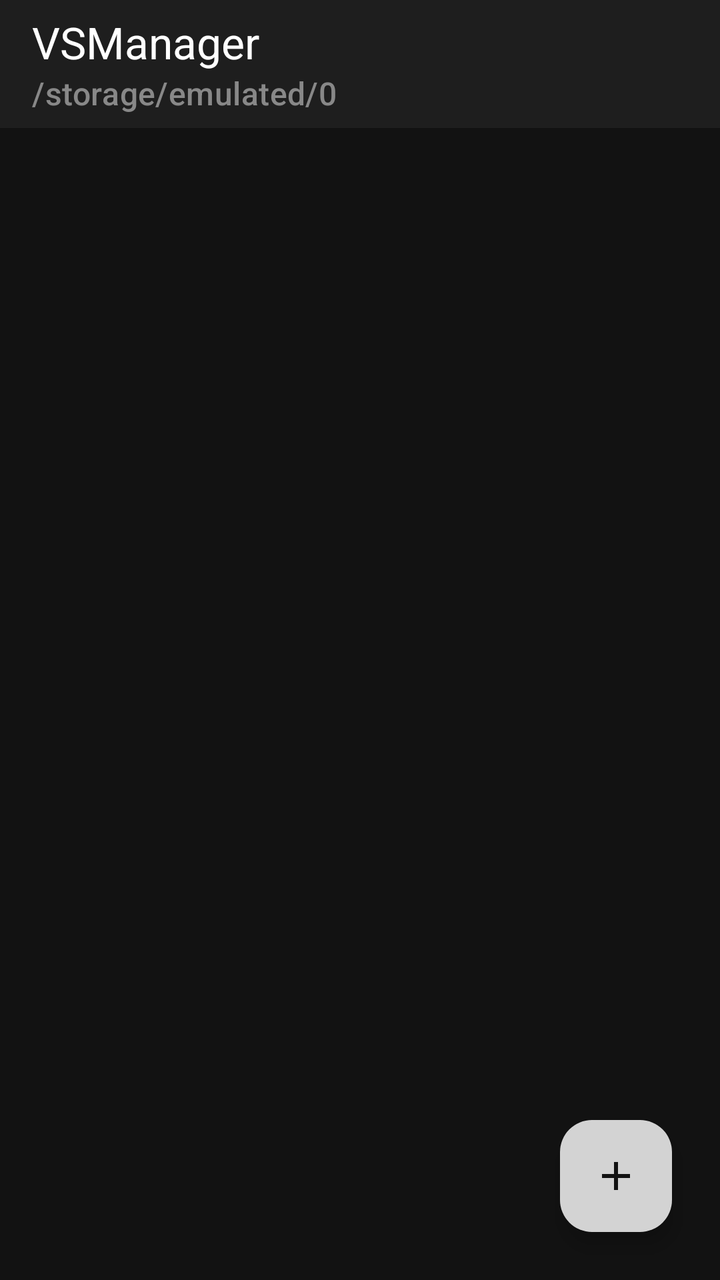
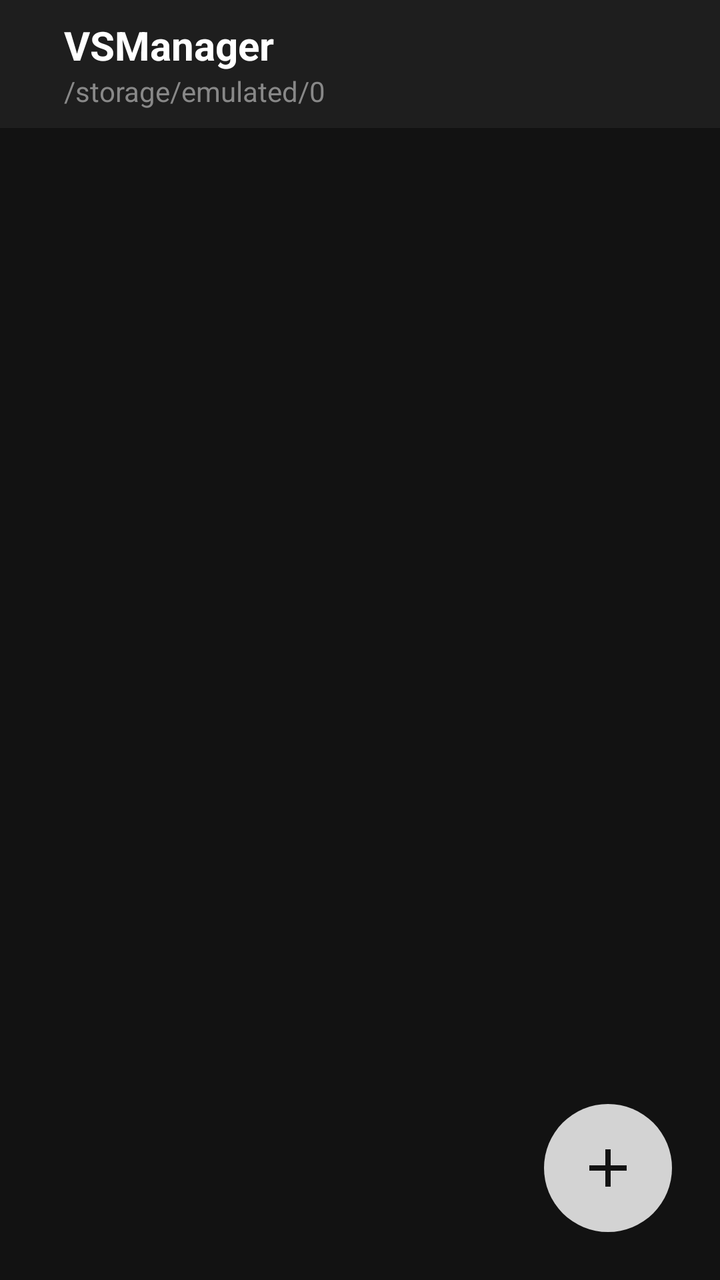

An Android layout rendered at two revisions. The XML below is the earlier revision; the diff shows what the commit changed to produce the second picture.
<!-- AndroidManifest.xml: application theme Theme.VSManager -->
<!-- res/layout/activity_main.xml -->
<?xml version="1.0" encoding="utf-8"?>
<androidx.coordinatorlayout.widget.CoordinatorLayout 
    xmlns:android="http://schemas.android.com/apk/res/android"
    xmlns:app="http://schemas.android.com/apk/res-auto"
    android:layout_width="match_parent"
    android:layout_height="match_parent"
    android:background="#121212">

    <com.google.android.material.appbar.AppBarLayout
        android:layout_width="match_parent"
        android:layout_height="wrap_content"
        android:background="#1E1E1E"
        app:elevation="4dp">

        
        <androidx.appcompat.widget.Toolbar
            android:id="@+id/toolbar"
            android:layout_width="match_parent"
            android:layout_height="?attr/actionBarSize"
            app:title="VSManager"
            app:titleTextColor="#FFFFFF"
            app:subtitle="/storage/emulated/0"
            app:subtitleTextColor="#888888" />
    </com.google.android.material.appbar.AppBarLayout>

    <androidx.recyclerview.widget.RecyclerView
        android:id="@+id/recyclerView"
        android:layout_width="match_parent"
        android:layout_height="match_parent"
        app:layout_behavior="@string/appbar_scrolling_view_behavior" />

    <com.google.android.material.floatingactionbutton.FloatingActionButton
        android:id="@+id/fab"
        android:layout_width="wrap_content"
        android:layout_height="wrap_content"
        android:layout_gravity="bottom|end"
        android:layout_margin="24dp"
        android:src="@drawable/ic_add"
        app:backgroundTint="#D3D3D3"
        app:tint="#121212" />
</androidx.coordinatorlayout.widget.CoordinatorLayout>
<!-- resources referenced by this layout -->
<resources>
  <!-- drawable ic_add (drawable) -->
  <vector xmlns:android="http://schemas.android.com/apk/res/android"
      android:width="24dp"
      android:height="24dp"
      android:viewportWidth="24"
      android:viewportHeight="24">
      <path
          android:fillColor="#000000"
          android:pathData="M19,13h-6v6h-2v-6H5v-2h6V5h2v6h6v2z"/>
  </vector>
  <style name="Theme.VSManager" parent="Theme.Material3.Dark.NoActionBar">
          <item name="colorPrimary">#D3D3D3</item>
          <item name="android:statusBarColor">#1E1E1E</item>
          <item name="android:navigationBarColor">#121212</item>
          <item name="android:windowBackground">#121212</item>
      </style>
</resources>

<!-- the commit's change to res/layout/activity_main.xml (unified diff, before → after) -->
@@ -12,15 +12,38 @@
         android:background="#1E1E1E"
         app:elevation="4dp">
 
-        
         <androidx.appcompat.widget.Toolbar
             android:id="@+id/toolbar"
             android:layout_width="match_parent"
             android:layout_height="?attr/actionBarSize"
-            app:title="VSManager"
-            app:titleTextColor="#FFFFFF"
-            app:subtitle="/storage/emulated/0"
-            app:subtitleTextColor="#888888" />
+            app:titleTextColor="#FFFFFF">
+
+            <LinearLayout
+                android:layout_width="match_parent"
+                android:layout_height="match_parent"
+                android:orientation="vertical"
+                android:gravity="center_vertical"
+                android:paddingStart="16dp"
+                android:paddingEnd="16dp">
+
+                <TextView
+                    android:id="@+id/tvTitle"
+                    android:layout_width="wrap_content"
+                    android:layout_height="wrap_content"
+                    android:text="VSManager"
+                    android:textColor="#FFFFFF"
+                    android:textSize="20sp"
+                    android:textStyle="bold" />
+
+                <TextView
+                    android:id="@+id/tvPath"
+                    android:layout_width="wrap_content"
+                    android:layout_height="wrap_content"
+                    android:text="/storage/emulated/0"
+                    android:textColor="#888888"
+                    android:textSize="14sp" />
+            </LinearLayout>
+        </androidx.appcompat.widget.Toolbar>
     </com.google.android.material.appbar.AppBarLayout>
 
     <androidx.recyclerview.widget.RecyclerView
@@ -29,13 +52,23 @@
         android:layout_height="match_parent"
         app:layout_behavior="@string/appbar_scrolling_view_behavior" />
 
-    <com.google.android.material.floatingactionbutton.FloatingActionButton
-        android:id="@+id/fab"
-        android:layout_width="wrap_content"
-        android:layout_height="wrap_content"
+    
+    <FrameLayout
+        android:id="@+id/fabContainer"
+        android:layout_width="64dp"
+        android:layout_height="64dp"
         android:layout_gravity="bottom|end"
         android:layout_margin="24dp"
-        android:src="@drawable/ic_add"
-        app:backgroundTint="#D3D3D3"
-        app:tint="#121212" />
+        android:background="@drawable/bg_fab" 
+        android:clickable="true"
+        android:focusable="true">
+
+        <ImageView
+            android:id="@+id/fabIcon"
+            android:layout_width="32dp"
+            android:layout_height="32dp"
+            android:layout_gravity="center"
+            android:src="@drawable/ic_add"
+            app:tint="#121212" />
+    </FrameLayout>
 </androidx.coordinatorlayout.widget.CoordinatorLayout>
<!-- resource entries referenced after the edit -->
@@ -1,5 +1,10 @@
 <!-- resources referenced by this layout -->
 <resources>
+  <!-- drawable bg_fab (drawable) -->
+  <?xml version="1.0" encoding="utf-8"?>
+  <shape xmlns:android="http://schemas.android.com/apk/res/android" android:shape="oval">
+      <solid android:color="#D3D3D3"/>
+  </shape>
   <!-- drawable ic_add (drawable) -->
   <vector xmlns:android="http://schemas.android.com/apk/res/android"
       android:width="24dp"
